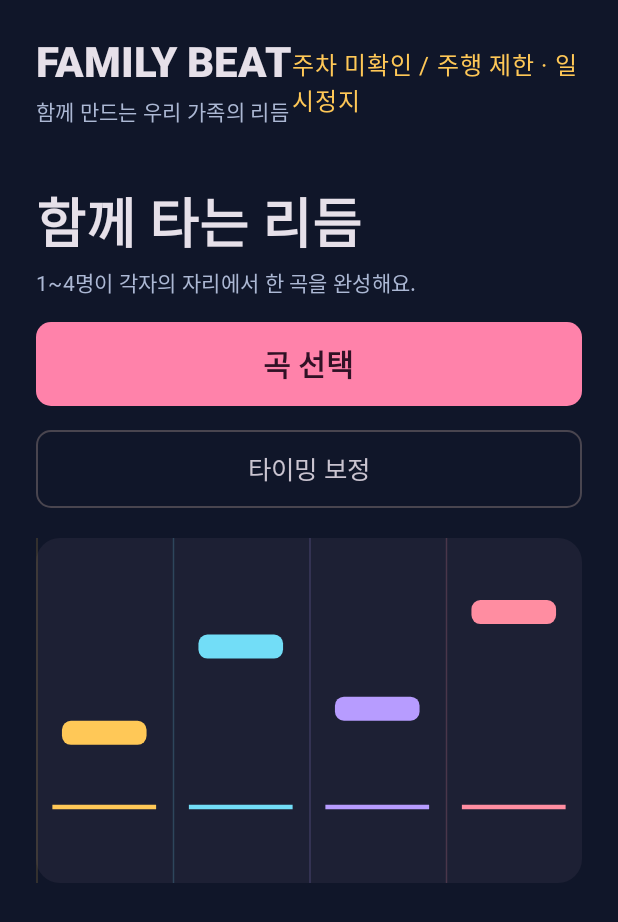
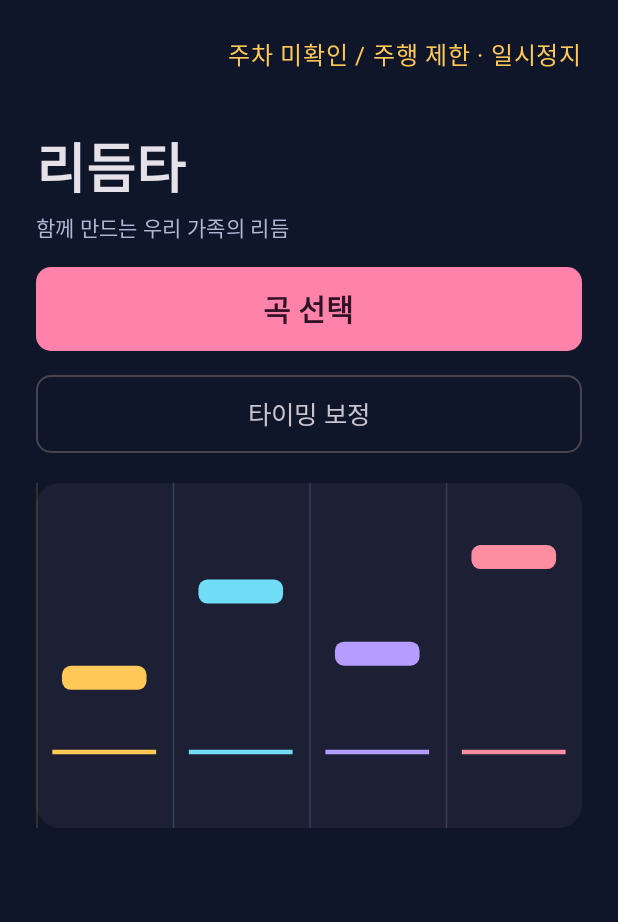
Before and after one commit to Cocoa7-55a/Beat-rider, an Android app built with Jetpack Compose: the screen it shows after launch (MainActivity), on a phone screen of 412 x 824 dp. Shown: the top 922 px of the screen. Run offline under Robolectric (Android 15) with nearby library versions, the phone set to English and light mode, and no system bars; libraries missing offline, so code that uses them is left out: ai.pleos.playground; 7 statements that could not run were skipped.

Commit message:
extend timing calibration and simplify the game home title

```diff
--- a/app/src/main/java/com/example/hyundaiapp/GameHome.kt
+++ b/app/src/main/java/com/example/hyundaiapp/GameHome.kt
@@ -48,7 +48,7 @@ internal fun GameHome(onPlay: () -> Unit, onTiming: () -> Unit) {
 private fun HomeActions(onPlay: () -> Unit, onTiming: () -> Unit, modifier: Modifier) {
     Column(modifier, verticalArrangement = Arrangement.spacedBy(16.dp)) {
         StaggeredHeading(
-            "함께 타는 리듬", "1~4명이 각자의 자리에서 한 곡을 완성해요.",
+            "리듬타", "함께 만드는 우리 가족의 리듬",
             MaterialTheme.typography.displaySmall.copy(fontWeight = FontWeight.Black)
         )
         Button(
--- a/app/src/main/java/com/example/hyundaiapp/MainActivity.kt
+++ b/app/src/main/java/com/example/hyundaiapp/MainActivity.kt
@@ -180,13 +180,15 @@ class MainActivity : ComponentActivity() {
                         ) {
                             Row(
                                 Modifier.fillMaxWidth(),
-                                horizontalArrangement = Arrangement.SpaceBetween,
+                                horizontalArrangement = if (game.screen == "landing") Arrangement.End else Arrangement.SpaceBetween,
                                 verticalAlignment = Alignment.CenterVertically
                             ) {
-                                StaggeredHeading(
-                                    "FAMILY BEAT", "함께 만드는 우리 가족의 리듬",
-                                    MaterialTheme.typography.headlineMedium.copy(fontWeight = FontWeight.Black)
-                                )
+                                if (game.screen != "landing") {
+                                    StaggeredHeading(
+                                        "FAMILY BEAT", "함께 만드는 우리 가족의 리듬",
+                                        MaterialTheme.typography.headlineMedium.copy(fontWeight = FontWeight.Black)
+                                    )
+                                }
                                 Text(inputs.status, color = if (inputs.parked) Color(0xFF9DE5BD) else Color(0xFFFFC857))
                             }
                             AnimatedContent(
```
Also changed, not shown: app/src/main/java/com/example/hyundaiapp/TimingCalibration.kt (+5 -4 lines), 2 other files.
